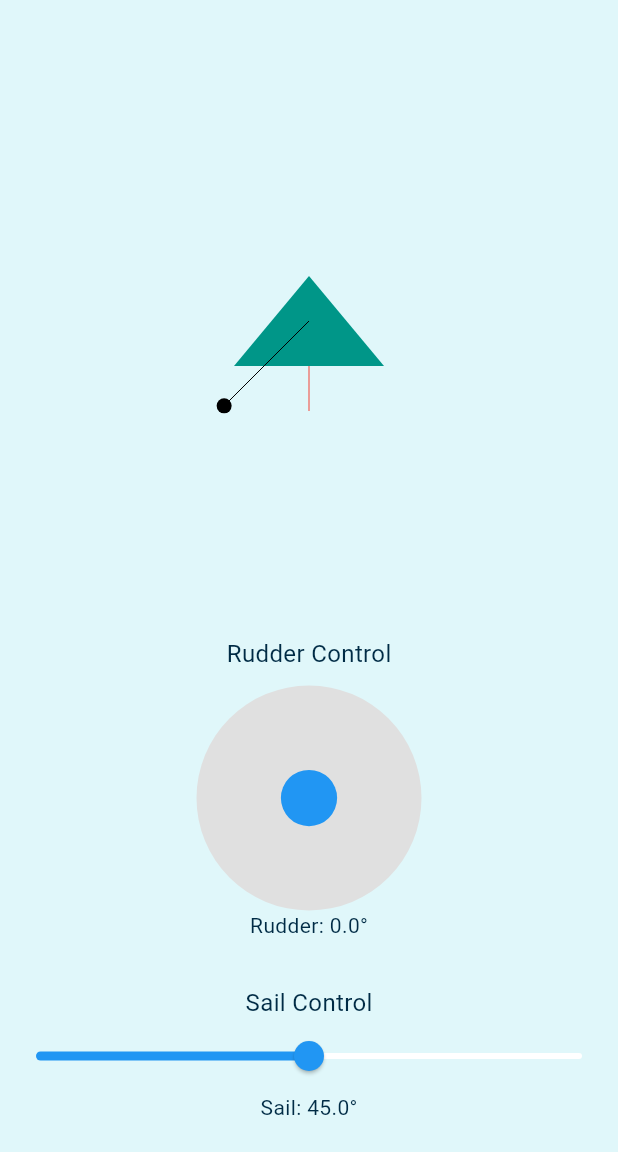
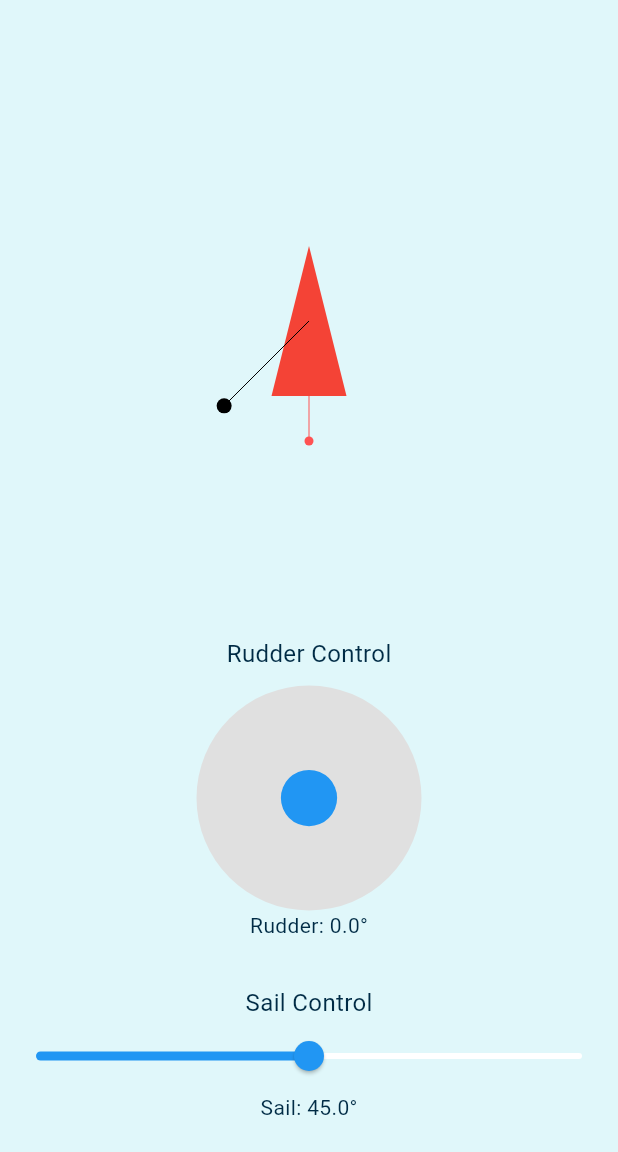
Before and after one commit to CUSail-Navigation/controller-app, a Flutter app: the screen it shows after launch, after a tap on "Connect", on a phone screen of 412 x 824 dp, the part 84-1236 px from its top. Run offline on Flutter 3.47's test engine with Material 3 defaults, Android fonts, the phone set to English and light mode, and no system bars; missing offline and left inert: roslibdart.

Commit message:
Switch to roslibdart

```diff
--- a/lib/main.dart
+++ b/lib/main.dart
@@ -1,7 +1,10 @@
 import 'dart:convert';
 import 'dart:math';
 import 'package:flutter/material.dart';
+
 import 'package:web_socket_channel/web_socket_channel.dart';
+import 'package:roslibdart/roslibdart.dart';
+
 import 'widgets/joystick.dart';
 import 'painters/boat_painter.dart';
 import 'themes/marine_theme.dart';
@@ -36,7 +39,7 @@ class ServerInputPage extends StatefulWidget {
 }
 
 class _ServerInputPageState extends State<ServerInputPage> {
-  final _controller = TextEditingController(text: 'ws://192.168.1.100:9090');
+  final _controller = TextEditingController(text: 'ws://localhost:9090');
 
   void _connect() {
     final uri = _controller.text.trim();
@@ -54,7 +57,13 @@ class _ServerInputPageState extends State<ServerInputPage> {
         padding: const EdgeInsets.all(20.0),
         child: Column(
           mainAxisAlignment: MainAxisAlignment.center,
-          children: [
+            children: [
+                        Image.asset(
+              'assets/images/justbigword.png',
+              height: 100,
+            ),
+            const SizedBox(height: 20),
+
             const Text(
               'Enter ROSBridge WebSocket URL',
               style: TextStyle(fontSize: 18),
@@ -87,33 +96,44 @@ class ControllerPage extends StatefulWidget {
 
 class _ControllerPageState extends State<ControllerPage> {
   late WebSocketChannel _channel;
+  late Ros ros;
+  late Topic rudderTopic;
+  late Topic sailTopic;
   double rudderAngle = 0.0;
   double sailAngle = 45.0;
 
   @override
   void initState() {
     super.initState();
-    _channel = WebSocketChannel.connect(Uri.parse(widget.serverUri));
+    ros = Ros(url: widget.serverUri);
+    ros.connect();
+
+    rudderTopic = Topic(
+      ros: ros,
+      name: 'webserver_rudder',
+      type: 'std_msgs/Float64',
+    );
+
+    sailTopic = Topic(
+      ros: ros,
+      name: 'webserver_sail',
+      type: 'std_msgs/Float64',
+    );
   }
 
-  void publish(String topic, double angle) {
-    final message = {
-      "op": "publish",
-      "topic": topic,
-      "msg": {"data": angle},
-    };
-    _channel.sink.add(jsonEncode(message));
+  void publish(Topic topic, double angle) {
+    topic.publish({'data': angle});
   }
 
   void handleJoystickUpdate(Offset offset) {
     double angle = (offset.dx * 25).clamp(-25.0, 25.0);
     setState(() => rudderAngle = angle);
-    publish("/rudder_angle", angle);
+    publish(rudderTopic, angle);
   }
 
   void handleSailSlider(double value) {
     setState(() => sailAngle = value);
-    publish("/sail_angle", value);
+    publish(sailTopic, value);
   }
 
   @override
--- a/lib/painters/boat_painter.dart
+++ b/lib/painters/boat_painter.dart
@@ -11,13 +11,13 @@ class BoatPainter extends CustomPainter {
   @override
   void paint(Canvas canvas, Size size) {
     final center = Offset(size.width / 2, size.height / 2);
-    final boatPaint = Paint()..color = Colors.teal;
-    final rudderPaint = Paint()..color = Colors.red;
+    final boatPaint = Paint()..color = Colors.red;
+    final rudderPaint = Paint()..color = Colors.redAccent;
     final sailPaint = Paint()..color = Colors.black;
 
     // Draw boat hull as a triangle
-    final hullWidth = 100.0;
-    final hullHeight = 60.0;
+    final hullWidth = 50.0;
+    final hullHeight = 100.0;
     final path =
         Path()
           ..moveTo(center.dx, center.dy - hullHeight / 2) // top point
@@ -39,6 +39,8 @@ class BoatPainter extends CustomPainter {
       center.dy + hullHeight / 2 + rudderLength * cos(rudderAngle * pi / 180),
     );
     canvas.drawLine(center + Offset(0, hullHeight / 2), rudderEnd, rudderPaint);
+      canvas.drawCircle(rudderEnd, 3, rudderPaint);
+
 
     // Draw sail
     final sailHeight = 80.0;
```
Also changed, not shown: pubspec.yaml (+6 -5 lines), assets/images/justbigword.png (added), lib/widgets/windcompass.dart (added), pubspec.lock.
